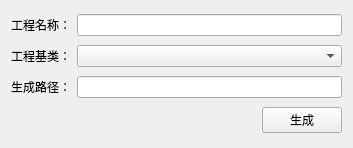
Yeager022/CreateVSProject, file src/CreateVSProject.ui: the form before one commit.
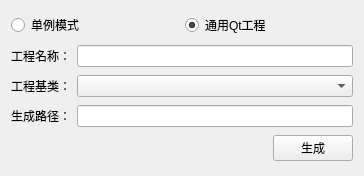
The form after the commit.

Commit message: 新增生成单例模式功能

Patch:
```diff
--- a/src/CreateVSProject.ui
+++ b/src/CreateVSProject.ui
@@ -6,14 +6,35 @@
    <rect>
     <x>0</x>
     <y>0</y>
-    <width>353</width>
-    <height>148</height>
+    <width>364</width>
+    <height>176</height>
    </rect>
   </property>
   <property name="windowTitle">
    <string>CreateVSProject</string>
   </property>
   <layout class="QVBoxLayout" name="verticalLayout">
+   <item>
+    <layout class="QHBoxLayout" name="horizontalLayout_5">
+     <item>
+      <widget class="QRadioButton" name="radioButton_Single">
+       <property name="text">
+        <string>单例模式</string>
+       </property>
+      </widget>
+     </item>
+     <item>
+      <widget class="QRadioButton" name="radioButton_Common">
+       <property name="text">
+        <string>通用Qt工程</string>
+       </property>
+       <property name="checked">
+        <bool>true</bool>
+       </property>
+      </widget>
+     </item>
+    </layout>
+   </item>
    <item>
     <layout class="QHBoxLayout" name="horizontalLayout" stretch="0,1">
      <item>
```
Left out of the diff: 4 changed lines with no effect on the pictures. The commit also changes 19 other files.
